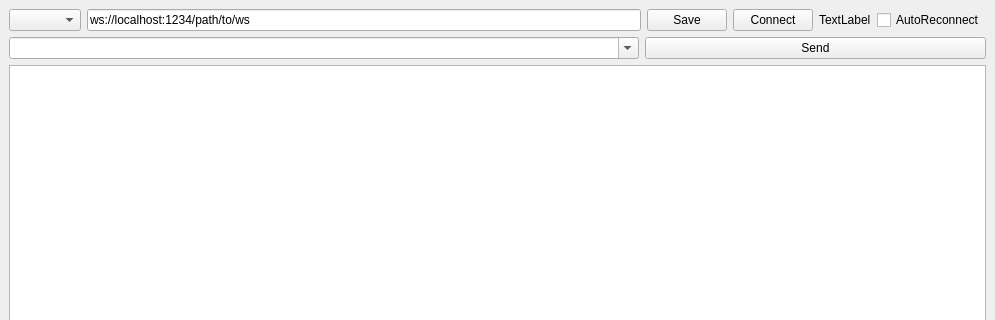
Before: the Qt Designer form mainwindow.ui in 0xFEEDC0DE64/qtwebsockettester, drawn with Qt 5; both pictures show x 0 to 995 and y 0 to 320 of the 995 by 709 pixel window.
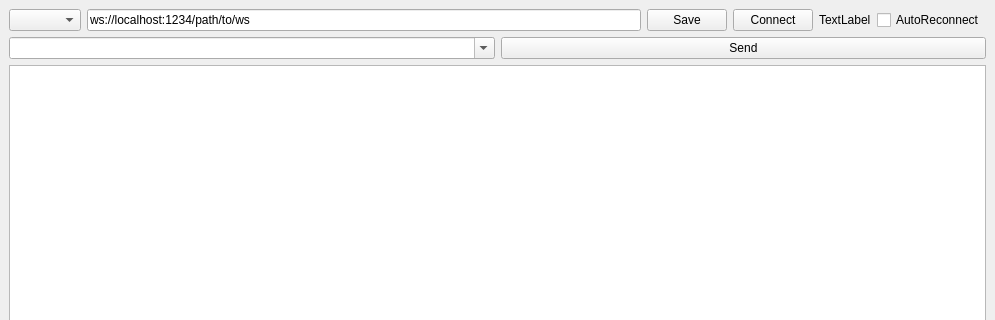
After: the same form once the commit is applied.

Commit message: Removed sizing

```diff
--- a/mainwindow.ui
+++ b/mainwindow.ui
@@ -91,7 +91,7 @@
        <widget class="QComboBox" name="comboBoxSend">
         <property name="minimumSize">
          <size>
-          <width>630</width>
+          <width>0</width>
           <height>0</height>
          </size>
         </property>
```
